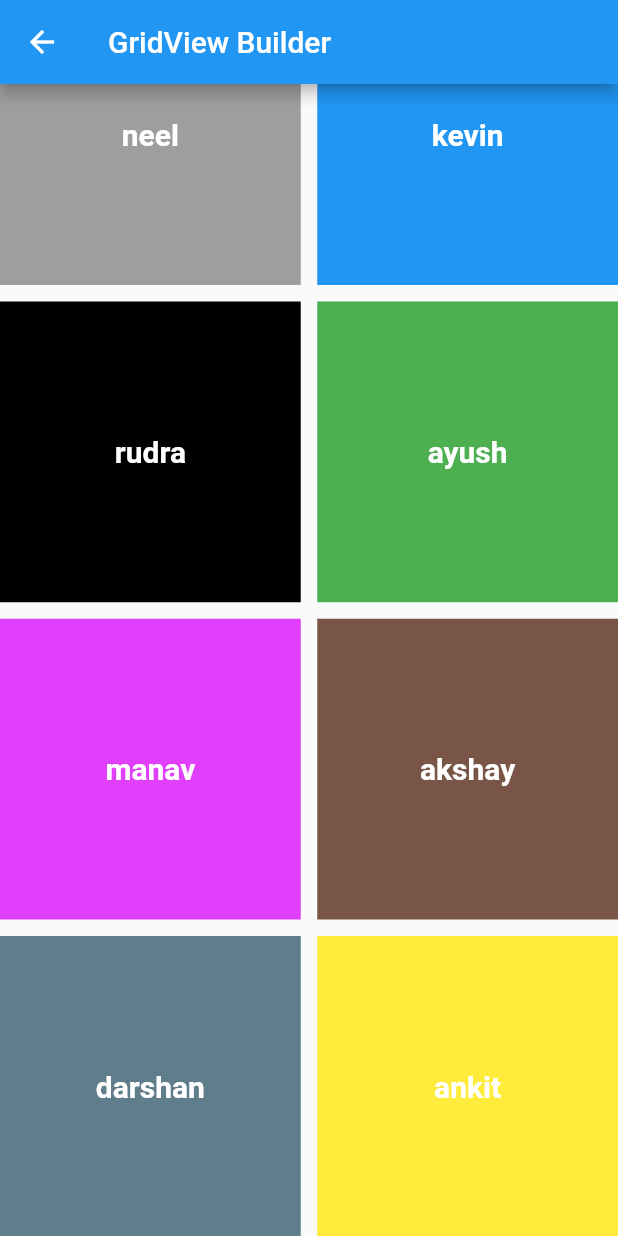
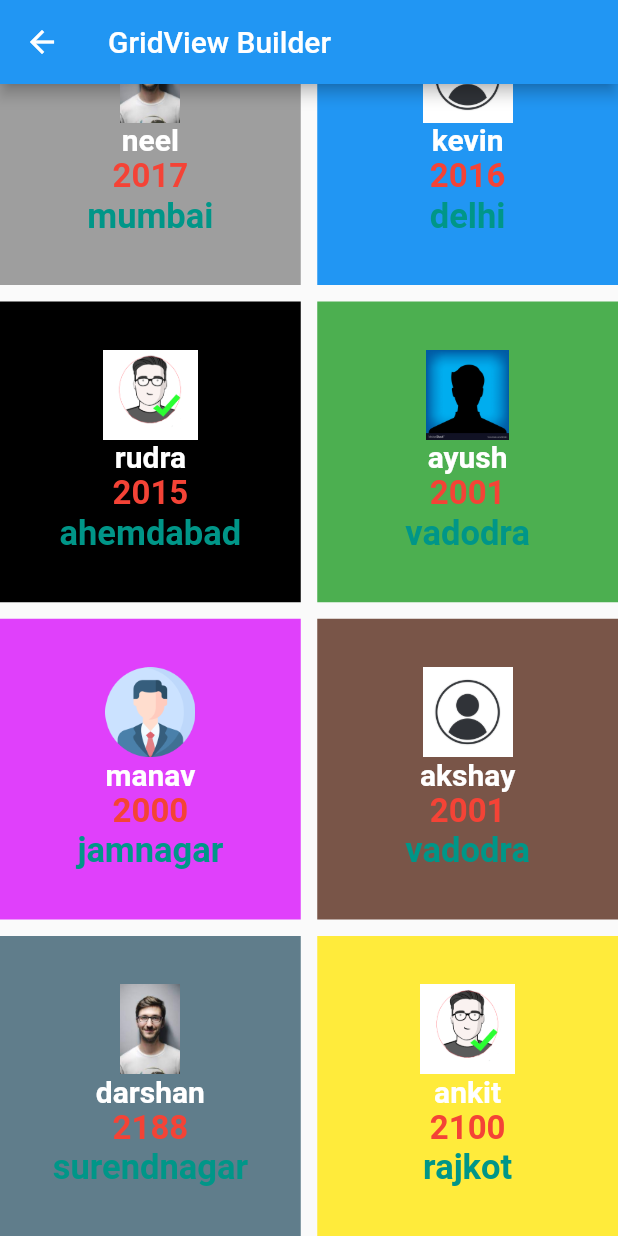
Before and after one commit to amishcodetrade/ListView-GridView, a Flutter app: the Gbuilder screen opened directly, scrolled down 278 dp, on a phone screen of 412 x 824 dp. Run offline on Flutter 3.47's test engine with Material 2 defaults, Android fonts, the phone set to English and light mode, and no system bars.

Commit message:
Initial commit

```diff
--- a/lib/GridView/gridviewbuilder.dart
+++ b/lib/GridView/gridviewbuilder.dart
@@ -28,6 +28,52 @@ class Gbuilder extends StatelessWidget {
       'kenal',
       'bholu'
     ];
+    var city = [
+      'surat',
+      'rajkot',
+      'mumbai',
+      'delhi',
+      'ahemdabad',
+      'vadodra',
+      'jamnagar',
+      'vadodra',
+      'surendnagar',
+      'rajkot',
+      'junagath',
+      'surat',
+      'surat',
+      'jamnagar',
+      'jamnagar',
+      'vadodra',
+      'gandhinagar',
+      'rajkot',
+      'junagadha',
+      'bhavnagar',
+      'porbandar'
+    ];
+    var year = [
+      '2019',
+      '2018',
+      '2017',
+      '2016',
+      '2015',
+      '2001',
+      '2000',
+      '2001',
+      '2188',
+      '2100',
+      '1999',
+      '1998',
+      '1997',
+      '2017',
+      '2016',
+      '2015',
+      '2014',
+      '2012',
+      '2011',
+      '2010',
+      '2009'
+    ];
     var color = [
       Colors.purple,
       Colors.orange,
@@ -40,6 +86,18 @@ class Gbuilder extends StatelessWidget {
       Colors.blueGrey,
       Colors.yellow
     ];
+    List<String> images = [
+      "assets/male.jpg",
+      "assets/m1.png",
+      "assets/m2.jpeg",
+      "assets/m3.jpg",
+      "assets/m4.png",
+      "assets/male.jpg",
+      "assets/m1.png",
+      "assets/m3.jpg",
+      "assets/m2.jpeg",
+      "assets/m4.png"
+    ];
     return Scaffold(
       appBar: AppBar(
         title: const Text('GridView Builder'),
@@ -49,12 +107,34 @@ class Gbuilder extends StatelessWidget {
           return Container(
             color: color[index],
             child: Center(
-              child: Text(
-                name[index],
-                style: const TextStyle(
-                    fontSize: 20,
-                    color: Colors.white,
-                    fontWeight: FontWeight.bold),
+              child: Column(
+                mainAxisAlignment: MainAxisAlignment.center,
+                crossAxisAlignment: CrossAxisAlignment.center,
+                children: [
+                  Container(
+                      width: 80, height: 60, child: Image.asset(images[index])),
+                  Text(
+                    name[index],
+                    style: const TextStyle(
+                        fontSize: 20,
+                        color: Colors.white,
+                        fontWeight: FontWeight.bold),
+                  ),
+                  Text(
+                    year[index],
+                    style: const TextStyle(
+                        fontSize: 22,
+                        color: Colors.red,
+                        fontWeight: FontWeight.bold),
+                  ),
+                  Text(
+                    city[index],
+                    style: const TextStyle(
+                        fontSize: 23,
+                        color: Colors.teal,
+                        fontWeight: FontWeight.bold),
+                  ),
+                ],
               ),
             ),
           );
--- a/pubspec.yaml
+++ b/pubspec.yaml
@@ -60,9 +60,8 @@ flutter:
   uses-material-design: true
 
   # To add assets to your application, add an assets section, like this:
-  # assets:
-  #   - images/a_dot_burr.jpeg
-  #   - images/a_dot_ham.jpeg
+  assets:
+    - assets/
 
   # An image asset can refer to one or more resolution-specific "variants", see
   # https://flutter.dev/assets-and-images/#resolution-aware
```
Also changed, not shown: assets/m1.png (added), assets/m2.jpeg (added), assets/m3.jpg (added), assets/m4.png (added), assets/male.jpg (added).
